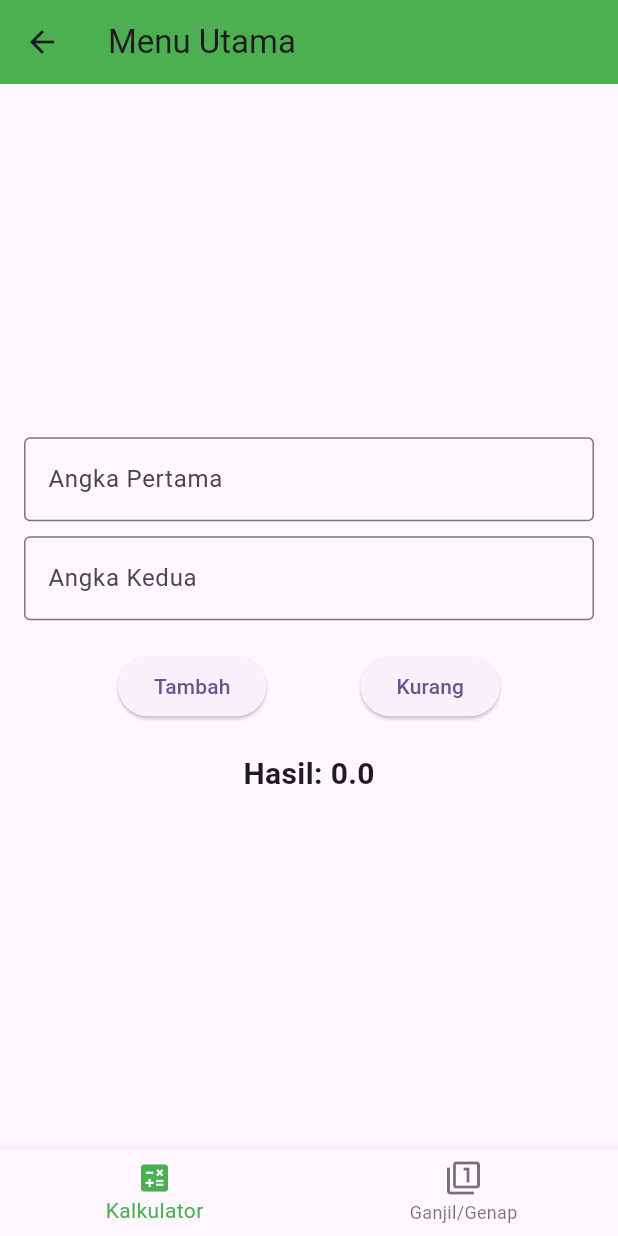
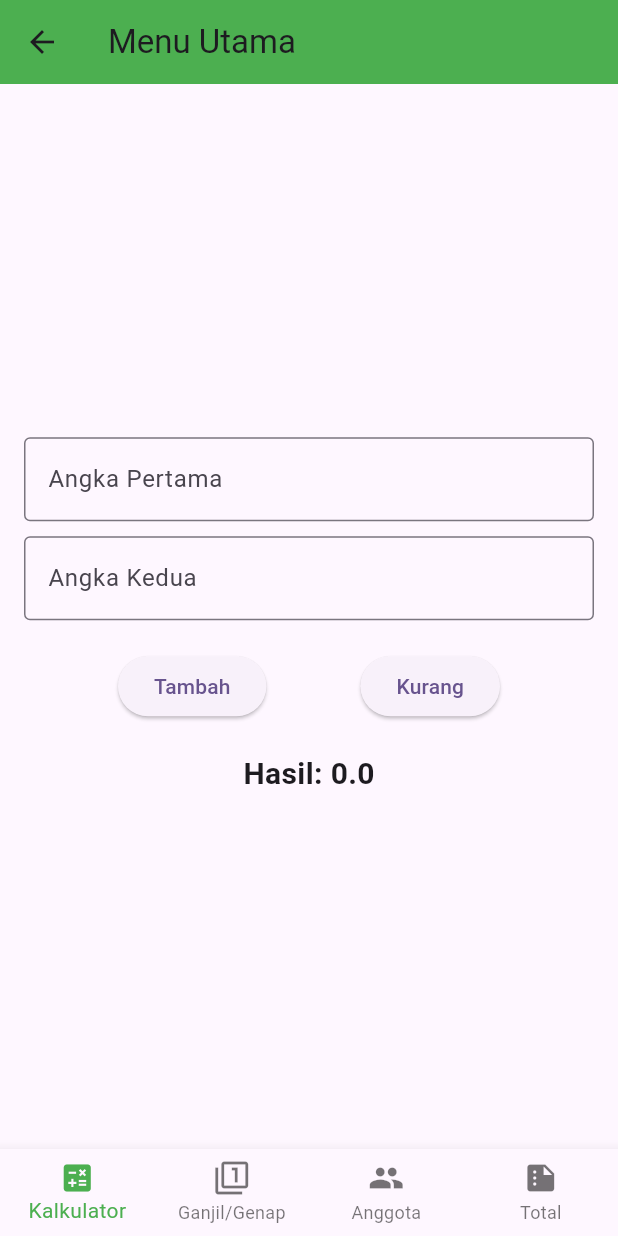
Before and after one commit to uchihamadara37/Mancing_Sikk_App, a Flutter app: the MenuPage screen opened directly, after a tap on "Tambah", on a phone screen of 412 x 824 dp. Run offline on Flutter 3.47's test engine with Material 3 defaults, Android fonts, the light colour scheme and no system bars.

Commit message:
tambah fitur login, menu anggota, dan jumlah tidak paakai db

```diff
--- a/lib/main.dart
+++ b/lib/main.dart
@@ -1,6 +1,6 @@
 import 'package:flutter/material.dart';
 import 'package:flutter/services.dart';
-import 'package:mancing_app/page/first_page.dart';
+import 'package:mancing_A/page/first_page.dart';
 
 void main() {
   // WidgetsFlutterBinding.ensureInitialized();
--- a/lib/page/first_page.dart
+++ b/lib/page/first_page.dart
@@ -1,5 +1,5 @@
 import 'package:flutter/material.dart';
-import 'package:mancing_app/page/login_page.dart';
+import 'package:mancing_A/page/login_page.dart';
 
 class FirstPage extends StatefulWidget {
   const FirstPage({super.key});
--- a/lib/page/menu_page.dart
+++ b/lib/page/menu_page.dart
@@ -13,6 +13,8 @@ class _MenuPageState extends State<MenuPage> {
   final List<Widget> _pages = [
     CalculatorPage(),
     OddEvenPage(),
+    TeamMembersPage(),
+    SumCalculatorPage(),
   ];
 
   void _onItemTapped(int index) {
@@ -31,12 +33,17 @@ class _MenuPageState extends State<MenuPage> {
       ),
       bottomNavigationBar: BottomNavigationBar(
         items: [
-          BottomNavigationBarItem(icon: Icon(Icons.calculate), label: "Kalkulator"),
-          BottomNavigationBarItem(icon: Icon(Icons.filter_1), label: "Ganjil/Genap"),
+          BottomNavigationBarItem(
+              icon: Icon(Icons.calculate), label: "Kalkulator"),
+          BottomNavigationBarItem(
+              icon: Icon(Icons.filter_1), label: "Ganjil/Genap"),
+          BottomNavigationBarItem(icon: Icon(Icons.group), label: "Anggota"),
+          BottomNavigationBarItem(icon: Icon(Icons.summarize), label: "Total"),
         ],
         currentIndex: _selectedIndex,
         selectedItemColor: Colors.green,
         onTap: _onItemTapped,
+        type: BottomNavigationBarType.fixed, // Untuk menampilkan semua item
       ),
     );
   }
@@ -163,3 +170,126 @@ class _OddEvenPageState extends State<OddEvenPage> {
     );
   }
 }
+
+// ======================= Halaman Anggota Kelompok =======================
+class TeamMembersPage extends StatelessWidget {
+  const TeamMembersPage({super.key});
+
+  @override
+  Widget build(BuildContext context) {
+    return Padding(
+      padding: EdgeInsets.all(16),
+      child: Column(
+        crossAxisAlignment: CrossAxisAlignment.start,
+        children: [
+          Text(
+            "Anggota Kelompok:",
+            style: TextStyle(fontSize: 24, fontWeight: FontWeight.bold),
+          ),
+          SizedBox(height: 20),
+          MemberCard(
+            name: "Ahmad Zakaria",
+            nim: "123220077",
+          ),
+          SizedBox(height: 10),
+          MemberCard(
+            name: "Andrea Alfian",
+            nim: "123220078",
+          ),
+          SizedBox(height: 10),
+          MemberCard(
+            name: "Panji Arif Jafarudin",
+            nim: "123220089",
+          ),
+        ],
+      ),
+    );
+  }
+}
+
+class MemberCard extends StatelessWidget {
+  final String name;
+  final String nim;
+
+  const MemberCard({
+    required this.name,
+    required this.nim,
+    super.key,
+  });
+
+  @override
+  Widget build(BuildContext context) {
+    return Card(
+      elevation: 3,
+      child: ListTile(
+        leading: CircleAvatar(
+          child: Text(name[0]), // Menampilkan huruf pertama nama
+        ),
+        title: Text(name),
+        subtitle: Text("NIM: $nim"),
+      ),
+    );
+  }
+}
+
+// ======================= Halaman Jumlah Total Angka =======================
+class SumCalculatorPage extends StatefulWidget {
+  const SumCalculatorPage({super.key});
+
+  @override
+  State<SumCalculatorPage> createState() => _SumCalculatorPageState();
+}
+
+class _SumCalculatorPageState extends State<SumCalculatorPage> {
+  final TextEditingController numberController = TextEditingController();
+  int _total = 0;
+  int _panjang = 0;
+
+  void _calculateSum() {
+    String input = numberController.text;
+    int sum = 0;
+
+    // Menghitung jumlah setiap digit
+    for (int i = 0; i < input.length; i++) {
+      if (int.tryParse(input[i]) != null) {
+        sum += int.parse(input[i]);
+      }
+    }
+
+    setState(() {
+      _total = sum;
+      _panjang = input.length;
+    });
+  }
+
+  @override
+  Widget build(BuildContext context) {
+    return Padding(
+      padding: EdgeInsets.all(16),
+      child: Column(
+        mainAxisAlignment: MainAxisAlignment.center,
+        children: [
+          TextField(
+            controller: numberController,
+            keyboardType: TextInputType.number,
+            decoration: InputDecoration(
+              labelText: "Masukkan Angka",
+              hintText: "Contoh: 12345",
+              border: OutlineInputBorder(),
+            ),
+          ),
+          SizedBox(height: 20),
+          ElevatedButton(
+            onPressed: _calculateSum,
+            child: Text("Hitung Total"),
+          ),
+          SizedBox(height: 20),
+          Text(
+            "Total: $_total dari $_panjang digit",
+            style: TextStyle(fontSize: 24, fontWeight: FontWeight.bold),
+          ),
+        ],
+      ),
+    );
+  }
+}
--- a/pubspec.yaml
+++ b/pubspec.yaml
@@ -1,5 +1,5 @@
-name: mancing_app
-description: "Mancing Sikk App."
+name: mancing_A
+description: "mancing_A."
 # The following line prevents the package from being accidentally published to
 # pub.dev using `flutter pub publish`. This is preferred for private packages.
 publish_to: 'none' # Remove this line if you wish to publish to pub.dev
```
Also changed, not shown: lib/page/login_page.dart (+97 -39 lines), pubspec.lock, 126 other files.
